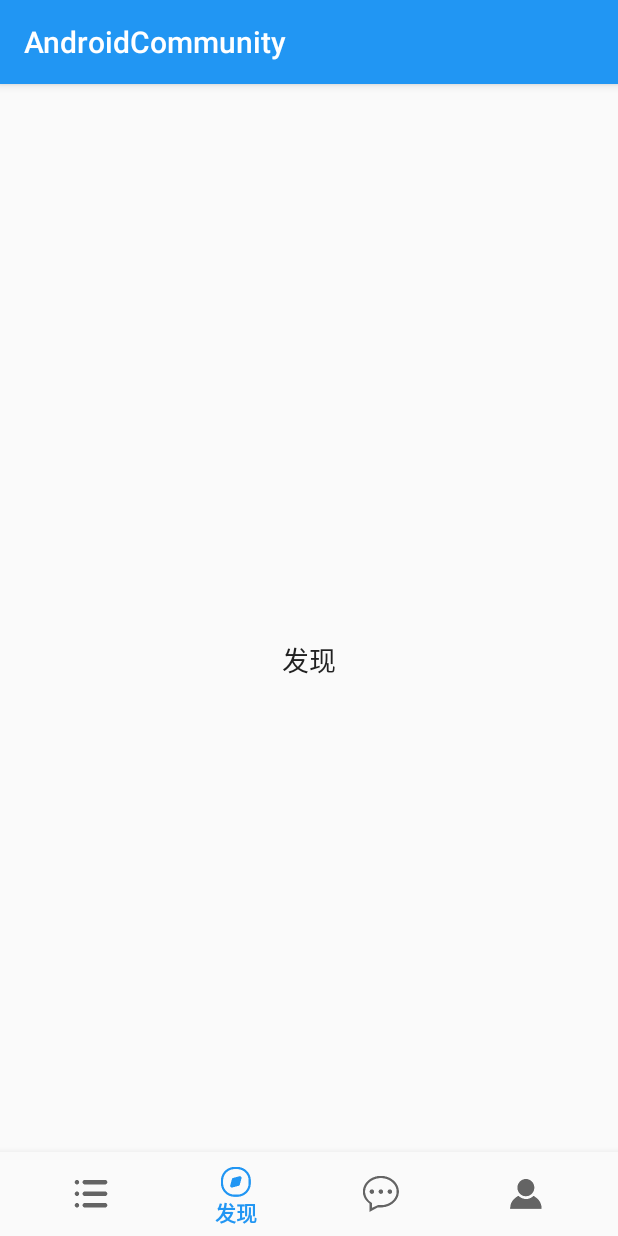
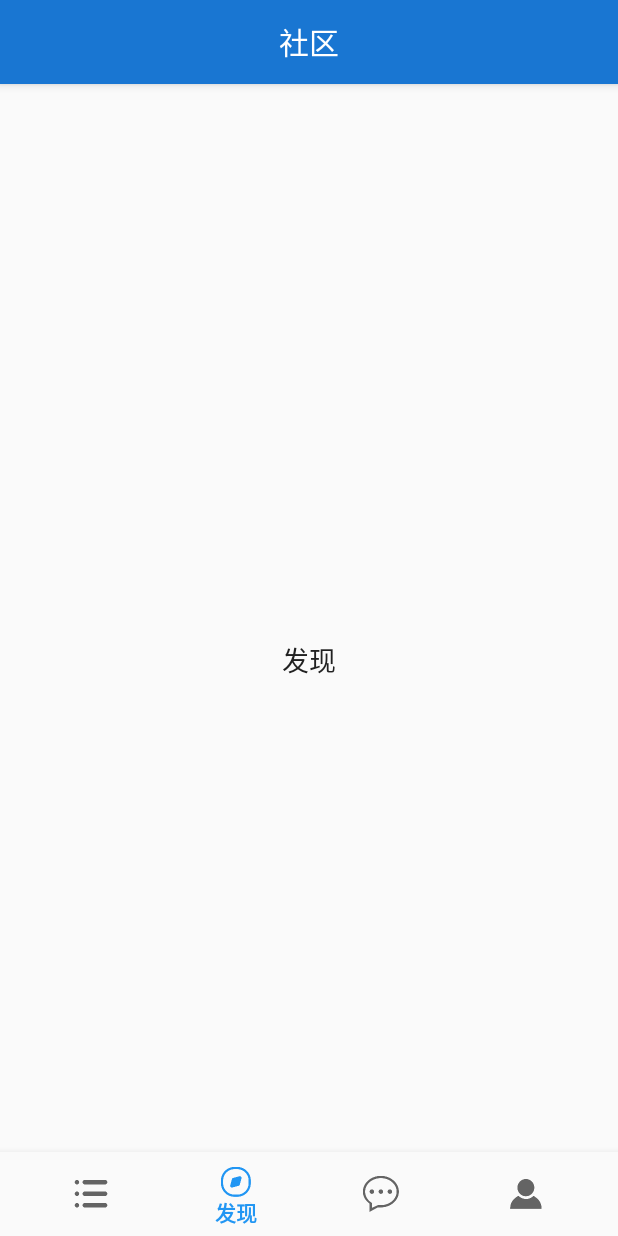
Before and after one commit to yuyuyuhaoshi/Android-Community, an Android app: the screen it shows after launch (MainActivity), item 2 of the bottom bar chosen, on a phone screen of 412 x 824 dp. Run offline under Robolectric (Android 15) with nearby library versions, the light colour scheme and no system bars.

Commit message:
搭建基本框架

```diff
--- a/app/src/main/AndroidManifest.xml
+++ b/app/src/main/AndroidManifest.xml
@@ -18,6 +18,8 @@
                 <category android:name="android.intent.category.LAUNCHER" />
             </intent-filter>
         </activity>
+        <activity android:name=".activity.LoginActivity" />
+        <activity android:name=".activity.RegisterActivity" />
     </application>
 
 </manifest>
--- a/app/src/main/java/com/yhslib/android/activity/MainActivity.java
+++ b/app/src/main/java/com/yhslib/android/activity/MainActivity.java
@@ -2,6 +2,7 @@ package com.yhslib.android.activity;
 
 
 import android.annotation.SuppressLint;
+import android.content.DialogInterface;
 import android.os.Bundle;
 import android.support.annotation.NonNull;
 import android.support.design.internal.BottomNavigationItemView;
@@ -11,6 +12,8 @@ import android.support.v4.app.Fragment;
 import android.support.v4.app.FragmentManager;
 import android.support.v4.app.FragmentPagerAdapter;
 import android.support.v4.view.ViewPager;
+import android.support.v7.app.ActionBar;
+import android.support.v7.app.AlertDialog;
 import android.support.v7.app.AppCompatActivity;
 import android.util.Log;
 import android.view.MenuItem;
@@ -30,6 +33,7 @@ public class MainActivity extends AppCompatActivity {
     private String TAG = "MainActivity";
     private BottomNavigationView navigation;
     private ViewPager viewPager;
+    private ActionBar actionBar;
     private Fragment[] fragments;
 
     private final int FRAGMENT_COUNT = 4;
@@ -42,7 +46,6 @@ public class MainActivity extends AppCompatActivity {
     protected void onCreate(Bundle savedInstanceState) {
         super.onCreate(savedInstanceState);
         setContentView(R.layout.activity_main);
-
         findView();
         init();
         navigation.setOnNavigationItemSelectedListener(mOnNavigationItemSelectedListener);
@@ -52,10 +55,15 @@ public class MainActivity extends AppCompatActivity {
     private void findView() {
         navigation = findViewById(R.id.navigation);
         viewPager = findViewById(R.id.viewPager);
+        actionBar = getSupportActionBar();
     }
 
 
     private void init() {
+        if (actionBar != null) {
+            actionBar.setDisplayOptions(ActionBar.DISPLAY_SHOW_CUSTOM);
+            actionBar.setCustomView(R.layout.actionbar_community);
+        }
 
         fragments = new Fragment[FRAGMENT_COUNT];
         fragments[COMMUNITY_FRAGMENT] = CommunityFragment.newInstance();
@@ -148,6 +156,20 @@ public class MainActivity extends AppCompatActivity {
 
     };
 
+    @Override
+    public void onBackPressed() {
+        exit_dialog();
+    }
+
+    private void exit_dialog() {
+        new AlertDialog.Builder(this).setMessage("您确定要退出吗？").setPositiveButton("确定", new DialogInterface.OnClickListener() {
+            @Override
+            public void onClick(DialogInterface dialog, int which) {
+                MainActivity.this.finish();
+            }
+        }).setNegativeButton("取消", null).show();
+    }
+
     @SuppressLint("RestrictedApi")
     public static void disableShiftMode(BottomNavigationView view) {
         BottomNavigationMenuView menuView = (BottomNavigationMenuView) view.getChildAt(0);
--- /dev/null
+++ b/app/src/main/res/layout/actionbar_community.xml
@@ -0,0 +1,16 @@
+<?xml version="1.0" encoding="utf-8"?>
+<LinearLayout xmlns:android="http://schemas.android.com/apk/res/android"
+    android:layout_width="match_parent"
+    android:layout_height="match_parent"
+    android:orientation="vertical">
+
+    <TextView
+        android:id="@+id/actionbar_title"
+        android:layout_width="match_parent"
+        android:layout_height="match_parent"
+        android:gravity="center"
+        android:text="@string/navigation_community"
+        android:textColor="@color/colorLightText"
+        android:textSize="20sp" />
+
+</LinearLayout>
--- a/app/src/main/res/values/colors.xml
+++ b/app/src/main/res/values/colors.xml
@@ -6,6 +6,7 @@
     <color name="colorAccent">#FF4081</color>
     <color name="colorPrimaryText">#212121</color>
     <color name="colorSecondaryText">#757575</color>
+    <color name="colorLightText">#FFFFFF</color>
     <color name="colorIcons">#FFFFFF</color>
     <color name="colorDivider">#BDBDBD</color>
 </resources>
--- a/app/src/main/res/values/styles.xml
+++ b/app/src/main/res/values/styles.xml
@@ -6,6 +6,18 @@
         <item name="colorPrimary">@color/colorPrimary</item>
         <item name="colorPrimaryDark">@color/colorPrimaryDark</item>
         <item name="colorAccent">@color/colorAccent</item>
+
+        <item name="android:actionBarStyle">@style/MyActionBarStyle</item>
+        <item name="actionBarStyle">@style/MyActionBarStyle</item>
+    </style>
+
+    <style name="MyActionBarStyle" parent="@style/Widget.AppCompat.Light.ActionBar.Solid">
+        <item name="android:background">@color/colorPrimaryDark</item>
+        <!-- Support library compatibility -->
+        <item name="background">@color/colorPrimaryDark</item>
+        <!--解决左边一直有一块边距的问题 contentInsetStart = 0 -->
+        <item name="contentInsetStart">0dp</item>
+        <item name="contentInsetEnd">0dp</item>
     </style>
 
 </resources>
```
Also changed, not shown: app/src/main/java/com/yhslib/android/activity/LoginActivity.java (added, +14 -0 lines), app/src/main/java/com/yhslib/android/activity/RegisterActivity.java (added, +14 -0 lines), app/src/main/res/layout/actionbar_discovery.xml (added, +15 -0 lines), app/src/main/res/layout/actionbar_mine.xml (added, +16 -0 lines), app/src/main/res/layout/actionbar_notification.xml (added, +15 -0 lines).
